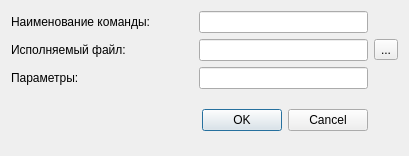
Old version of the form editcommand.ui in the repository Wonkakakto/IpClip.
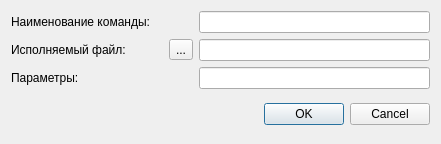
New version of the form. Icons and pictures are not drawn.

Patch:
```diff
--- a/editcommand.ui
+++ b/editcommand.ui
@@ -9,8 +9,8 @@
    <rect>
     <x>0</x>
     <y>0</y>
-    <width>409</width>
-    <height>156</height>
+    <width>441</width>
+    <height>144</height>
    </rect>
   </property>
   <property name="sizePolicy">
@@ -19,6 +19,12 @@
     <verstretch>0</verstretch>
    </sizepolicy>
   </property>
+  <property name="maximumSize">
+   <size>
+    <width>16777215</width>
+    <height>156</height>
+   </size>
+  </property>
   <property name="windowTitle">
    <string>Правка</string>
   </property>
@@ -40,8 +46,12 @@
      </property>
     </widget>
    </item>
-   <item row="0" column="1">
-    <widget class="QLineEdit" name="leNameCmd"/>
+   <item row="0" column="2">
+    <widget class="QLineEdit" name="leNameCmd">
+     <property name="toolTip">
+      <string>Имя команды</string>
+     </property>
+    </widget>
    </item>
    <item row="1" column="0">
     <widget class="QLabel" name="laFileNameExec">
@@ -57,15 +67,19 @@
     </widget>
    </item>
    <item row="1" column="1">
-    <widget class="QLineEdit" name="leFileNameExec"/>
-   </item>
-   <item row="1" column="2">
     <widget class="QToolButton" name="tbFileNameExec">
      <property name="text">
       <string>...</string>
      </property>
     </widget>
    </item>
+   <item row="1" column="2">
+    <widget class="QLineEdit" name="leFileNameExec">
+     <property name="toolTip">
+      <string>Путь к исполняемому файлу</string>
+     </property>
+    </widget>
+   </item>
    <item row="2" column="0">
     <widget class="QLabel" name="laParams">
      <property name="sizePolicy">
@@ -79,10 +93,14 @@
      </property>
     </widget>
    </item>
-   <item row="2" column="1">
-    <widget class="QLineEdit" name="lePrams"/>
+   <item row="2" column="2">
+    <widget class="QLineEdit" name="lePrams">
+     <property name="toolTip">
+      <string>&lt;html&gt;&lt;head/&gt;&lt;body&gt;&lt;p&gt;Параметры команды.&lt;/p&gt;&lt;p&gt;Строка &lt;span style=&quot; font-weight:600;&quot;&gt;%s&lt;/span&gt; будет заменена на IP адрес/имя&lt;/p&gt;&lt;/body&gt;&lt;/html&gt;</string>
+     </property>
+    </widget>
    </item>
-   <item row="3" column="0">
+   <item row="3" column="0" colspan="2">
     <spacer name="verticalSpacer">
      <property name="orientation">
       <enum>Qt::Vertical</enum>
@@ -95,7 +113,7 @@
      </property>
     </spacer>
    </item>
-   <item row="3" column="1">
+   <item row="3" column="2">
     <widget class="QDialogButtonBox" name="buBoxOkCancel">
      <property name="standardButtons">
       <set>QDialogButtonBox::Cancel|QDialogButtonBox::Ok</set>
```
Left out of the diff: 11 changed lines with no effect on the pictures.
